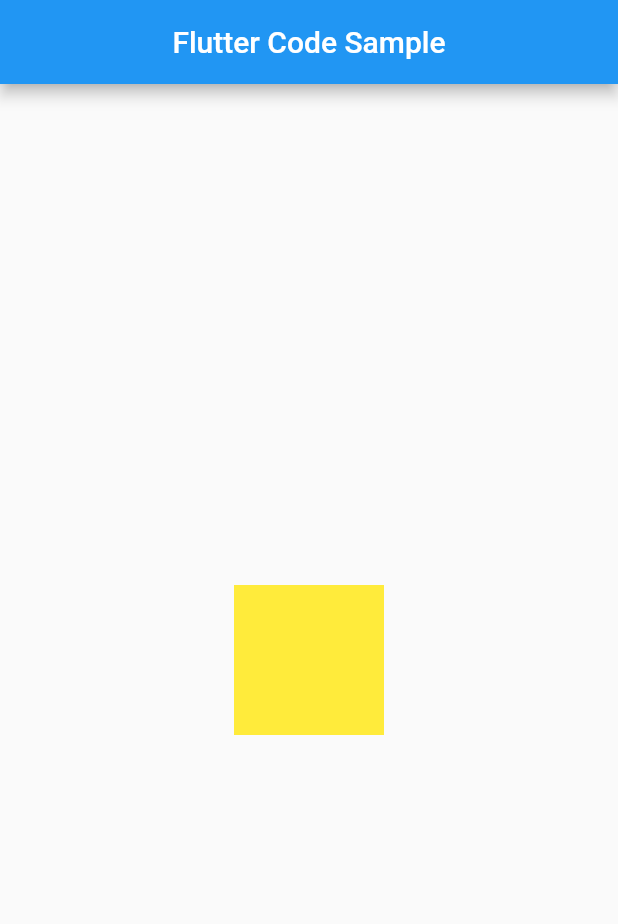
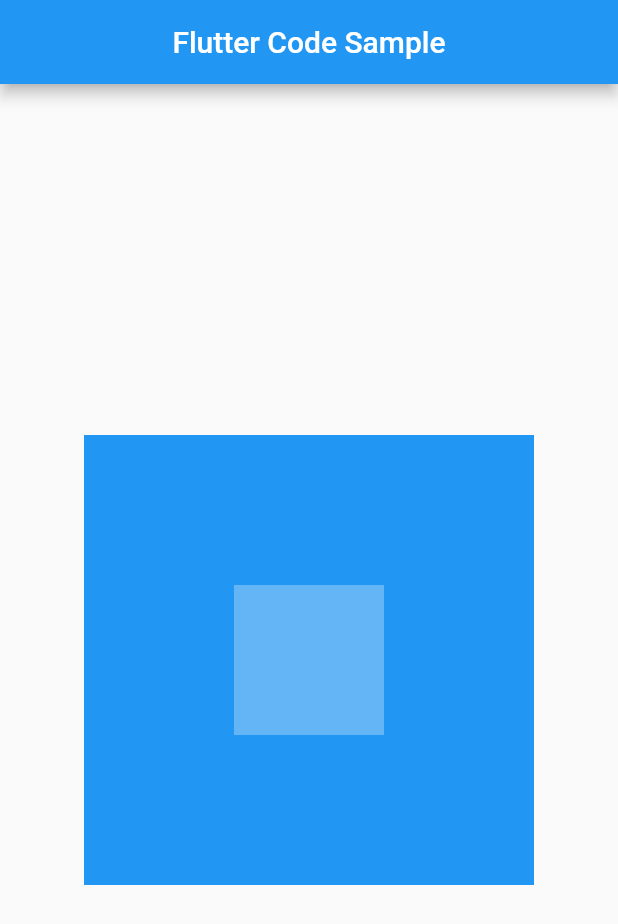
Before and after one commit to ariessa-deriv/animations, a Flutter app: the screen it shows after launch, on a phone screen of 412 x 824 dp. Shown: the top 924 px of the screen. Run offline on Flutter 3.47's test engine with Material 2 defaults, Android fonts, the phone set to English and light mode, and no system bars.

Commit message:
Example of EdgeInsetsTween

```diff
--- a/lib/main.dart
+++ b/lib/main.dart
@@ -57,31 +57,24 @@ class MyStatefulWidget extends StatefulWidget {
 }
 
 class _MyStatefulWidgetState extends State<MyStatefulWidget> {
-  bool selected = false;
-
   @override
   Widget build(BuildContext context) {
-    return GestureDetector(
-      onTap: () {
-        setState(() {
-          selected = !selected;
-        });
-      },
-      child: Center(
-          child: TweenAnimationBuilder(
-        builder: (BuildContext? context, Color? value, Widget? child) {
-          return ColorFiltered(
-            colorFilter: ColorFilter.mode(value!, BlendMode.modulate),
+    return Center(
+      child: TweenAnimationBuilder(
+        tween: EdgeInsetsTween(
+          begin: const EdgeInsets.all(20.0),
+          end: const EdgeInsets.all(100.0),
+        ),
+        builder: (BuildContext? context, EdgeInsets? value, Widget? child) {
+          return Container(
+            color: Colors.blue.shade500,
+            padding: value!,
             child: Container(
-              width: 100.0,
-              height: 100.0,
-              color: Colors.white,
-            ),
+                color: Colors.blue.shade300, width: 100.0, height: 100.0),
           );
         },
         duration: Duration(seconds: 4),
-        tween: ColorTween(begin: Colors.blue, end: Colors.yellow),
-      )),
+      ),
     );
   }
 }
```
